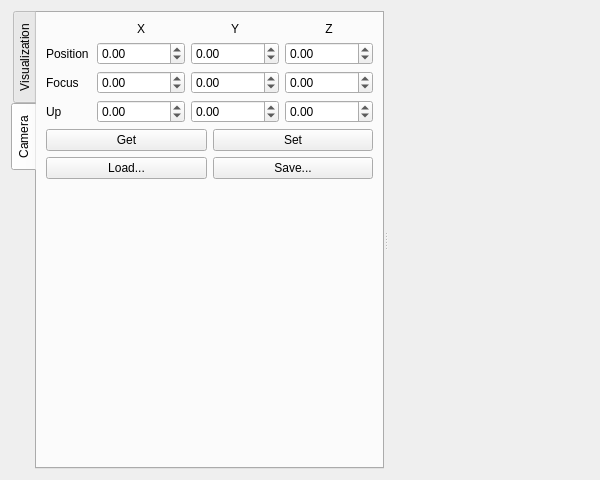
This is starviewer/src/extensions/playground/gputesting/qgputestingextensionbase.ui in starviewer-medical/starviewer as Qt 5 draws it before an edit. The edited form follows.
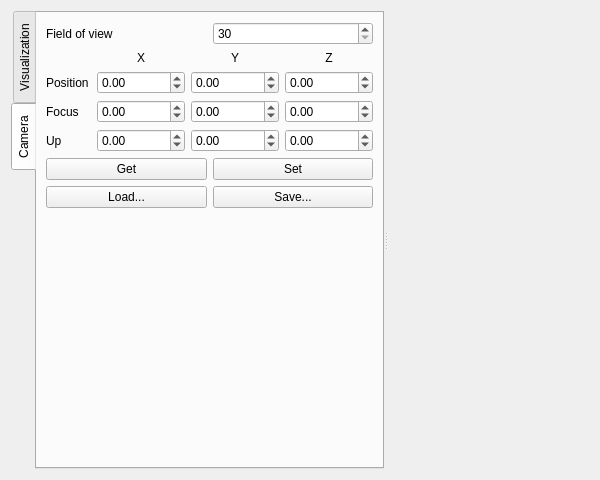
This is the edited form. The open tabs and pages were chosen to show the change. Custom widgets are drawn as their Qt base class.

```diff
--- a/starviewer/src/extensions/playground/gputesting/qgputestingextensionbase.ui
+++ b/starviewer/src/extensions/playground/gputesting/qgputestingextensionbase.ui
@@ -102,6 +102,33 @@
         <string>Camera</string>
        </attribute>
        <layout class="QVBoxLayout" name="verticalLayout_2" >
+        <item>
+         <layout class="QHBoxLayout" name="horizontalLayout_3" >
+          <item>
+           <widget class="QLabel" name="m_fieldOfViewLabel" >
+            <property name="text" >
+             <string>Field of view</string>
+            </property>
+           </widget>
+          </item>
+          <item>
+           <widget class="QSpinBox" name="m_fieldOfViewSpinBox" >
+            <property name="minimum" >
+             <number>30</number>
+            </property>
+            <property name="maximum" >
+             <number>150</number>
+            </property>
+            <property name="singleStep" >
+             <number>5</number>
+            </property>
+            <property name="value" >
+             <number>30</number>
+            </property>
+           </widget>
+          </item>
+         </layout>
+        </item>
         <item>
          <layout class="QGridLayout" name="_2" >
           <property name="margin" >
```
